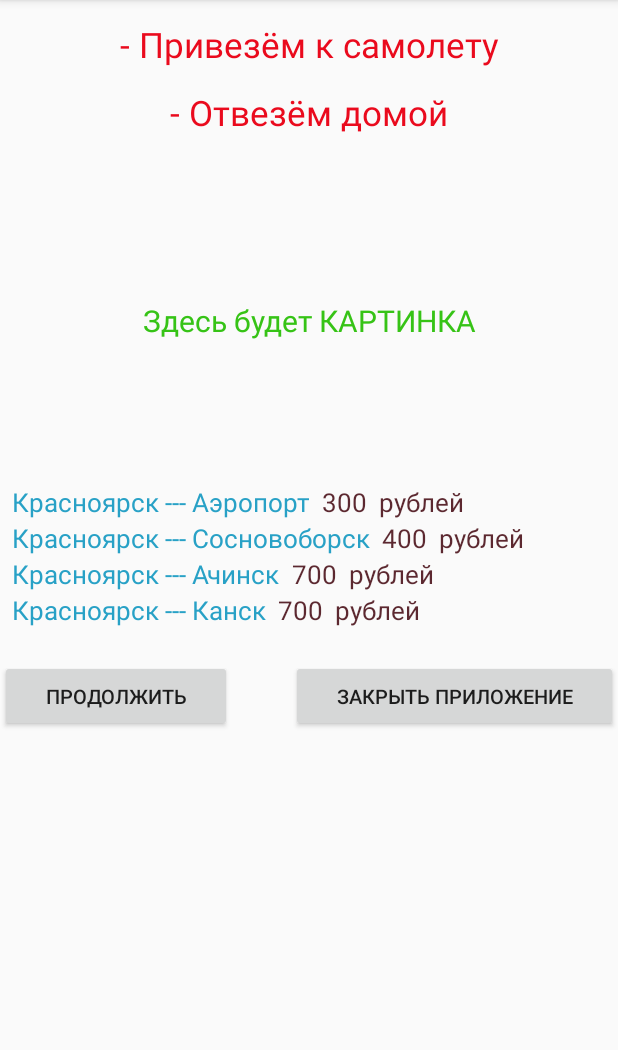
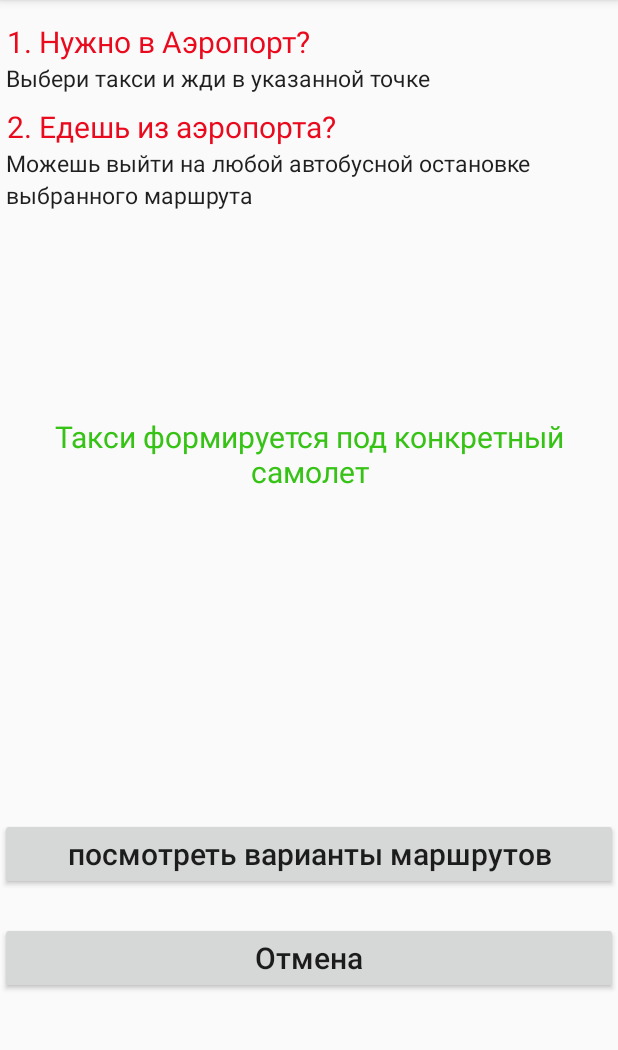
Before and after one commit to Alex22485/P_081119_twoativ_auth_and_database, an Android app: the MainUserNewOne2 screen opened directly, with no data from a screen before it, on a phone screen of 412 x 824 dp, the part 84-1134 px from its top. Run offline under Robolectric (Android 15) with nearby library versions, the phone set to English and light mode, and no system bars.

```diff
--- a/app/src/main/res/layout/activity_main_user_new_one.xml
+++ b/app/src/main/res/layout/activity_main_user_new_one.xml
@@ -11,26 +11,40 @@
         android:layout_width="match_parent"
         android:layout_height="wrap_content"
         android:text=""
-        android:textSize="10sp"/>
+        android:textSize="10dp"/>
 
     <TextView
         android:layout_width="match_parent"
         android:layout_height="wrap_content"
-        android:text="Летаете маршрутом?"
+        android:text="Летаешь ч/з Аэропорт"
         android:gravity="center"
         android:textColor="#3E180B"
-        android:textSize="23sp"/>
+        android:textSize="20sp"/>
 
     <TextView
         android:layout_width="match_parent"
         android:layout_height="wrap_content"
         android:text=""
+        android:textSize="3dp"/>
+
+    <TextView
+        android:layout_width="match_parent"
+        android:layout_height="wrap_content"
+        android:text="Хворостовского (Красноярск)?"
+        android:gravity="center"
+        android:textColor="#3E180B"
         android:textSize="20sp"/>
+
+    <TextView
+        android:layout_width="match_parent"
+        android:layout_height="wrap_content"
+        android:text=""
+        android:textSize="15dp"/>
 
         <TextView
             android:layout_width="match_parent"
             android:layout_height="wrap_content"
-            android:text="Красноярск-Игарка-Красноярск"
+            android:text="Посмотри, может эти марщрутные такси "
             android:gravity="center"
             android:textColor="#C62840"
             android:textSize="15sp"/>
@@ -38,11 +52,11 @@
         android:layout_width="match_parent"
         android:layout_height="wrap_content"
         android:text=""
-        android:textSize="20sp"/>
+        android:textSize="5dp"/>
     <TextView
         android:layout_width="match_parent"
         android:layout_height="wrap_content"
-        android:text="Красноярск-Северо-Енисейск-Красноярск"
+        android:text="удобны для тебя!"
         android:gravity="center"
         android:textColor="#C62840"
         android:textSize="15sp"/>
@@ -50,11 +64,24 @@
         android:layout_width="match_parent"
         android:layout_height="wrap_content"
         android:text=""
-        android:textSize="20sp"/>
+        android:textSize="25dp"/>
     <TextView
         android:layout_width="match_parent"
         android:layout_height="wrap_content"
-        android:text="Красноярск-Туруханск-Красноярск"
+        android:text="Зарезервируй место!"
+        android:gravity="center"
+        android:textColor="#C62840"
+        android:textSize="25sp"/>
+    <TextView
+        android:layout_width="match_parent"
+        android:layout_height="wrap_content"
+        android:text=""
+        android:textSize="5dp"/>
+
+    <TextView
+        android:layout_width="match_parent"
+        android:layout_height="wrap_content"
+        android:text="Позаботься о своем пути вместе с"
         android:gravity="center"
         android:textColor="#C62840"
         android:textSize="15sp"/>
@@ -62,36 +89,26 @@
         android:layout_width="match_parent"
         android:layout_height="wrap_content"
         android:text=""
-        android:textSize="30sp"/>
+        android:textSize="15dp"/>
 
     <TextView
         android:layout_width="match_parent"
         android:layout_height="wrap_content"
-        android:text="Да                         Нет"
+        android:text="time to go"
         android:gravity="center"
-        android:textColor="#093E04"
-        android:textSize="23sp"/>
-
+        android:textColor="#C62840"
+        android:textSize="35sp"/>
     <TextView
         android:layout_width="match_parent"
         android:layout_height="wrap_content"
-        android:text="|                               |"
-        android:gravity="center"
-        android:textColor="#C6B628"
-        android:textSize="23sp"/>
-    <TextView
-        android:layout_width="match_parent"
-        android:layout_height="wrap_content"
-        android:text="V                             V"
-        android:gravity="center"
-        android:textColor="#C6B628"
-        android:textSize="23sp"/>
+        android:text=""
+        android:textSize="5dp"/>
 
     <TextView
         android:layout_width="match_parent"
         android:layout_height="wrap_content"
         android:text=""
-        android:textSize="5sp"/>
+        android:textSize="245sp"/>
 
 <LinearLayout
     android:layout_width="match_parent"
--- a/app/src/main/res/layout/activity_main_user_new_one2.xml
+++ b/app/src/main/res/layout/activity_main_user_new_one2.xml
@@ -11,228 +11,100 @@
     android:layout_width="match_parent"
     android:layout_height="wrap_content"
     android:text=""
-    android:textSize="10sp"/>
+    android:textSize="10dp"/>
 
     <TextView
         android:layout_width="match_parent"
         android:layout_height="wrap_content"
-        android:text="- Привезём к самолету"
-        android:gravity="center"
+        android:text=" 1. Нужно в Аэропорт?"
         android:textColor="#EA0A1D"
-        android:textSize="23sp"/>
+        android:textSize="20sp"/>
+
+    <TextView
+        android:layout_width="match_parent"
+        android:layout_height="wrap_content"
+        android:text=" Выбери такси и жди в указанной точке"
+        android:textColor="#201F1F"
+        android:textSize="15sp"/>
 
     <TextView
         android:layout_width="match_parent"
         android:layout_height="wrap_content"
         android:text=""
-        android:textSize="10sp"/>
+        android:textSize="5dp"/>
 
     <TextView
         android:layout_width="match_parent"
         android:layout_height="wrap_content"
-        android:text="- Отвезём домой"
-        android:gravity="center"
+        android:text=" 2. Едешь из аэропорта?"
         android:textColor="#EA0A1D"
-        android:textSize="23sp"/>
+        android:textSize="20sp"/>
+
+    <TextView
+        android:layout_width="match_parent"
+        android:layout_height="wrap_content"
+        android:text=" Можешь выйти на любой автобусной остановке "
+        android:textColor="#201F1F"
+        android:textSize="15sp"/>
+
+    <TextView
+        android:layout_width="match_parent"
+        android:layout_height="wrap_content"
+        android:text=" выбранного маршрута"
+        android:textColor="#201F1F"
+        android:textSize="15sp"/>
+
     <TextView
         android:layout_width="match_parent"
         android:layout_height="wrap_content"
         android:text=""
-        android:textSize="10sp"/>
+        android:textSize="95dp"/>
 
     <LinearLayout
         android:layout_width="match_parent"
-        android:layout_height="218dp">
+        android:layout_height="70dp">
 
         <TextView
             android:layout_width="match_parent"
             android:layout_height="wrap_content"
             android:layout_gravity="center"
             android:gravity="center"
-            android:text="Здесь будет КАРТИНКА"
+            android:text="Такси формируется под конкретный самолет"
             android:textColor="#36C316"
             android:textSize="20sp" />
     </LinearLayout>
 
-    <LinearLayout
-        android:id="@+id/PriceList"
+    <TextView
         android:layout_width="match_parent"
         android:layout_height="wrap_content"
-        android:orientation="vertical">
+        android:text=""
+        android:textSize="155dp"/>
 
         <LinearLayout
             android:layout_width="match_parent"
             android:layout_height="wrap_content"
-            android:orientation="horizontal">
-
-            <TextView
-                android:layout_width="wrap_content"
-                android:layout_height="wrap_content"
-                android:text="  Красноярск --- Аэропорт"
-                android:textColor="#28A1C6"
-                android:textSize="17sp"/>
-            <TextView
-                android:layout_width="wrap_content"
-                android:layout_height="wrap_content"
-                android:text="   "
-                android:textSize="10sp"/>
-
-            <TextView
-                android:id="@+id/PriceKrasnoyarsk"
-                android:layout_width="wrap_content"
-                android:layout_height="wrap_content"
-                android:text="300"
-                android:textColor="#D73E0009"
-                android:textSize="17sp"/>
-
-            <TextView
-                android:layout_width="wrap_content"
-                android:layout_height="wrap_content"
-                android:text="  рублей"
-                android:textColor="#D73E0009"
-                android:textSize="17sp"/>
-
-        </LinearLayout>
-
-
-        <LinearLayout
-        android:layout_width="match_parent"
-        android:layout_height="wrap_content"
-        android:orientation="horizontal">
-
-        <TextView
-            android:layout_width="wrap_content"
-            android:layout_height="wrap_content"
-            android:text="  Красноярск --- Сосновоборск"
-            android:textColor="#28A1C6"
-            android:textSize="17sp"/>
-        <TextView
-            android:layout_width="wrap_content"
-            android:layout_height="wrap_content"
-            android:text="   "
-            android:textSize="10sp"/>
-
-        <TextView
-            android:id="@+id/PriceSosnovoborsk"
-            android:layout_width="wrap_content"
-            android:layout_height="wrap_content"
-            android:text="400"
-            android:textColor="#D73E0009"
-            android:textSize="17sp"/>
-
-        <TextView
-            android:layout_width="wrap_content"
-            android:layout_height="wrap_content"
-            android:text="  рублей"
-            android:textColor="#D73E0009"
-            android:textSize="17sp"/>
-    </LinearLayout>
-
-        <LinearLayout
-            android:layout_width="match_parent"
-            android:layout_height="wrap_content"
-            android:orientation="horizontal">
-
-            <TextView
-                android:layout_width="wrap_content"
-                android:layout_height="wrap_content"
-                android:text="  Красноярск --- Ачинск"
-                android:textColor="#28A1C6"
-                android:textSize="17sp"/>
-            <TextView
-                android:layout_width="wrap_content"
-                android:layout_height="wrap_content"
-                android:text="   "
-                android:textSize="10sp"/>
-
-            <TextView
-                android:id="@+id/PriceAchinsk"
-                android:layout_width="wrap_content"
-                android:layout_height="wrap_content"
-                android:text="700"
-                android:textColor="#D73E0009"
-                android:textSize="17sp"/>
-
-            <TextView
-                android:layout_width="wrap_content"
-                android:layout_height="wrap_content"
-                android:text="  рублей"
-                android:textColor="#D73E0009"
-                android:textSize="17sp"/>
-        </LinearLayout>
-
-        <LinearLayout
-            android:layout_width="match_parent"
-            android:layout_height="wrap_content"
-            android:orientation="horizontal">
-
-            <TextView
-                android:layout_width="wrap_content"
-                android:layout_height="wrap_content"
-                android:text="  Красноярск --- Канск"
-                android:textColor="#28A1C6"
-                android:textSize="17sp"/>
-            <TextView
-                android:layout_width="wrap_content"
-                android:layout_height="wrap_content"
-                android:text="   "
-                android:textSize="10sp"/>
-
-            <TextView
-                android:id="@+id/PriceKansk"
-                android:layout_width="wrap_content"
-                android:layout_height="wrap_content"
-                android:text="700"
-                android:textColor="#D73E0009"
-                android:textSize="17sp"/>
-
-            <TextView
-                android:layout_width="wrap_content"
-                android:layout_height="wrap_content"
-                android:text="  рублей"
-                android:textColor="#D73E0009"
-                android:textSize="17sp"/>
-        </LinearLayout>
-
-        <TextView
-            android:layout_width="match_parent"
-            android:layout_height="wrap_content"
-            android:text="   "
-            android:textSize="15sp"/>
-
-        <LinearLayout
-            android:layout_width="match_parent"
-            android:layout_height="wrap_content"
-            android:orientation="horizontal">
+            android:orientation="vertical">
 
             <Button
-                android:layout_width="wrap_content"
+                android:layout_width="match_parent"
                 android:layout_height="wrap_content"
-                android:layout_weight="1"
-                android:textSize="13sp"
-                android:text="продолжить"
+                android:textSize="20sp"
+                android:textAllCaps="false"
+                android:text="посмотреть варианты маршрутов"
                 android:onClick="mainUserNewOne3"/>
 
             <TextView
                 android:layout_width="wrap_content"
                 android:layout_height="match_parent"
                 android:text="  "
-                android:layout_weight="1"
-                android:textSize="5sp"/>
+                android:textSize="15dp"/>
 
             <Button
-                android:layout_width="wrap_content"
+                android:layout_width="match_parent"
                 android:layout_height="wrap_content"
-                android:layout_weight="1"
-                android:textSize="13sp"
-                android:text="закрыть приложение"/>
+                android:textSize="20sp"
+                android:textAllCaps="false"
+                android:text="Отмена"/>
 
         </LinearLayout>
-
-
     </LinearLayout>
-
-
-
-
-</LinearLayout>
```
